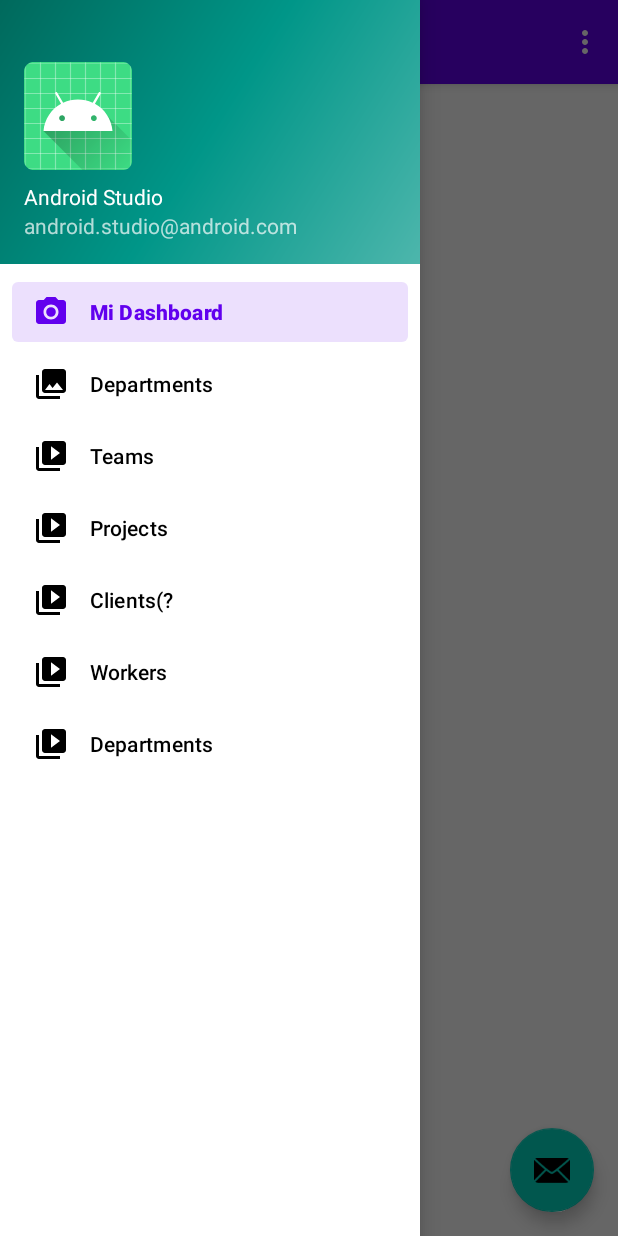
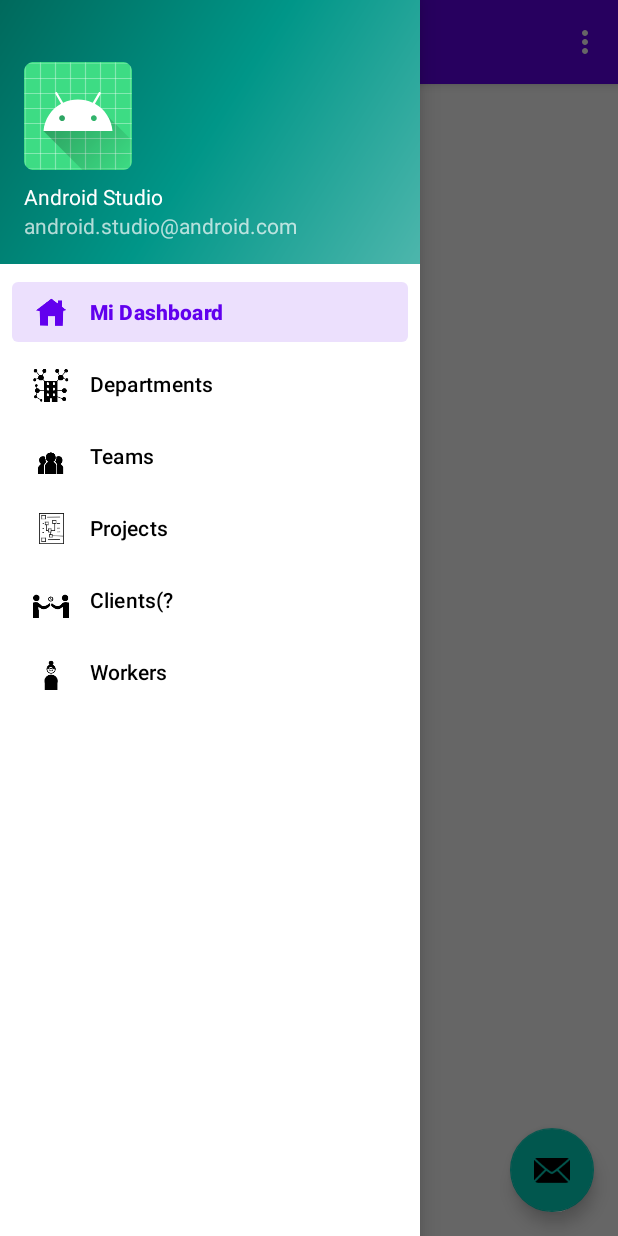
Before and after one commit to isabelcoboruizazuaga/ScrumManager, an Android app: the screen it shows after launch (NavigationDrawerActivity), with the side drawer open, on a phone screen of 412 x 824 dp. Run offline under Robolectric (Android 15) with nearby library versions, the phone set to English and light mode, and no system bars; our stand-ins replace navigation-ui.

Commit message:
Vistas agregadas y arregladas al navigation (tras ser eliminadas por el grandioso AndroidStudio)

```diff
--- a/app/build.gradle
+++ b/app/build.gradle
@@ -29,7 +29,6 @@ android {
 }
 
 dependencies {
-
     implementation 'androidx.appcompat:appcompat:1.2.0'
     implementation 'com.google.android.material:material:1.3.0'
     implementation 'androidx.constraintlayout:constraintlayout:2.0.4'
--- a/app/src/main/res/menu/activity_main_drawer.xml
+++ b/app/src/main/res/menu/activity_main_drawer.xml
@@ -6,31 +6,27 @@
     <group android:checkableBehavior="single">
         <item
             android:id="@+id/inicio"
-            android:icon="@drawable/ic_menu_camera"
+            android:icon="@drawable/home_icon"
             android:title="@string/menu_home" />
         <item
-            android:id="@+id/equipos"
-            android:icon="@drawable/ic_menu_gallery"
+            android:id="@+id/departamentos"
+            android:icon="@drawable/departments_icon"
             android:title="@string/menu_departamentos" />
         <item
-            android:id="@+id/empleados"
-            android:icon="@drawable/ic_menu_slideshow"
+            android:id="@+id/equipos"
+            android:icon="@drawable/teams_icon"
             android:title="@string/menu_equipos" />
         <item
-            android:id="@+id/clientes"
-            android:icon="@drawable/ic_menu_slideshow"
+            android:id="@+id/proyectos"
+            android:icon="@drawable/projects_icon"
             android:title="@string/menu_proyectos" />
         <item
-            android:id="@+id/departamentos"
-            android:icon="@drawable/ic_menu_slideshow"
+            android:id="@+id/clientes"
+            android:icon="@drawable/clients_icon"
             android:title="@string/menu_clientes" />
         <item
-            android:id="@+id/proyectos"
-            android:icon="@drawable/ic_menu_slideshow"
+            android:id="@+id/empleados"
+            android:icon="@drawable/workers_icon"
             android:title="@string/menu_empleados" />
-        <item
-            android:id="@+id/nav_sdads"
-            android:icon="@drawable/ic_menu_slideshow"
-            android:title="@string/menu_departamentos" />
     </group>
 </menu>
```
Also changed, not shown: app/src/main/res/layout/empleado_item.xml (added, +84 -0 lines), app/src/main/res/drawable-v24/clients_icon.png (added), app/src/main/res/drawable-v24/departments_icon.png (added), app/src/main/res/drawable-v24/home_icon.png (added), app/src/main/res/drawable-v24/profile_pic.png (added), app/src/main/res/drawable-v24/projects_icon.png (added), app/src/main/res/drawable-v24/teams_icon.png (added), app/src/main/res/drawable-v24/workers_icon.png (added).
